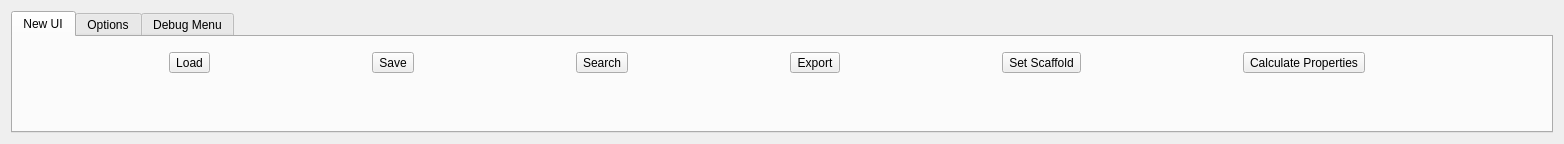
edellano/Adenita-SAMSON-Edition, file AdenitaCoreSE/form/SEAdenitaCoreSEAppGUI.ui: the form before one commit.
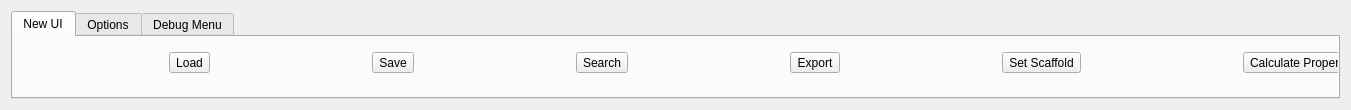
The form after the commit.

Patch:
```diff
--- a/AdenitaCoreSE/form/SEAdenitaCoreSEAppGUI.ui
+++ b/AdenitaCoreSE/form/SEAdenitaCoreSEAppGUI.ui
@@ -6,8 +6,8 @@
    <rect>
     <x>0</x>
     <y>0</y>
-    <width>1564</width>
-    <height>144</height>
+    <width>1351</width>
+    <height>110</height>
    </rect>
   </property>
   <property name="minimumSize">
```
